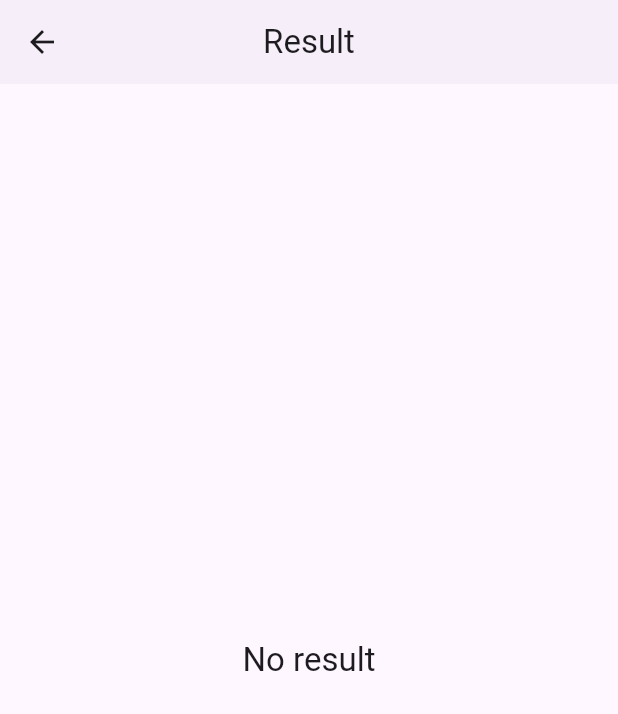
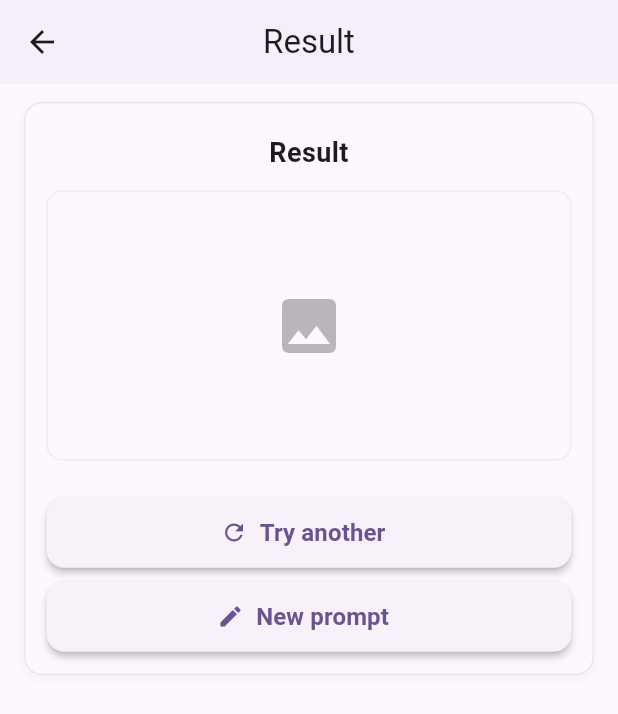
Before and after one commit to acaerme/image_generator, a Flutter app: the ResultScreen screen opened directly, on a phone screen of 412 x 824 dp. Shown: the top 714 px of the screen. Run offline on Flutter 3.47's test engine with Material 3 defaults, Android fonts, the phone set to English and light mode, and no system bars; our stand-ins replace bloc, equatable, flutter_bloc.

Commit message:
Built UI for result_screen

```diff
--- a/lib/screens/result_screen.dart
+++ b/lib/screens/result_screen.dart
@@ -8,6 +8,9 @@ class ResultScreen extends StatelessWidget {
   @override
   Widget build(BuildContext context) {
     final theme = Theme.of(context);
+    final screenWidth = MediaQuery.of(context).size.width;
+    final maxContentWidth = screenWidth < 480 ? screenWidth * 0.95 : 460.0;
+
     return Scaffold(
       appBar: AppBar(
         title: const Text('Result'),
@@ -21,16 +24,121 @@ class ResultScreen extends StatelessWidget {
           },
         ),
       ),
-      body: Center(
-        child: BlocBuilder<PromptBloc, PromptState>(builder: (context, state) {
-          if (state is PromptResult) {
-            return Padding(
-              padding: const EdgeInsets.all(16.0),
-              child: Text(state.prompt, style: theme.textTheme.titleLarge, textAlign: TextAlign.center),
-            );
-          }
-          return Text('No result', style: theme.textTheme.titleLarge);
-        }),
+      body: SafeArea(
+        child: SingleChildScrollView(
+          padding: const EdgeInsets.symmetric(vertical: 12),
+          child: Center(
+            child: Padding(
+              padding: const EdgeInsets.symmetric(horizontal: 16.0),
+              child: ConstrainedBox(
+                constraints: BoxConstraints(maxWidth: maxContentWidth),
+                child: Container(
+                  decoration: BoxDecoration(
+                    color: theme.colorScheme.surface,
+                    borderRadius: BorderRadius.circular(12),
+                    border: Border.all(color: theme.colorScheme.primary.withOpacity(0.12)),
+                    boxShadow: [
+                      BoxShadow(color: theme.shadowColor.withOpacity(0.04), blurRadius: 6, offset: const Offset(0, 2)),
+                    ],
+                  ),
+                  padding: const EdgeInsets.all(14),
+                  child: Column(
+                    mainAxisSize: MainAxisSize.min,
+                    crossAxisAlignment: CrossAxisAlignment.stretch,
+                    children: [
+                      const SizedBox(height: 6),
+                      const Text(
+                        'Result',
+                        textAlign: TextAlign.center,
+                        style: TextStyle(fontSize: 18, fontWeight: FontWeight.w600),
+                      ),
+                      const SizedBox(height: 12),
+
+                      // Image area (uses asset added to assets/images/)
+                      Center(
+                        child: BlocBuilder<PromptBloc, PromptState>(builder: (context, state) {
+                          if (state is PromptResult) {
+                            return ClipRRect(
+                              borderRadius: BorderRadius.circular(10),
+                              child: Image.asset(
+                                'assets/images/generated_image.jpg',
+                                width: maxContentWidth - 24,
+                                height: 200,
+                                fit: BoxFit.cover,
+                              ),
+                            );
+                          }
+
+                          // Placeholder when no result is available
+                          return Container(
+                            height: 180,
+                            decoration: BoxDecoration(
+                              color: theme.colorScheme.background,
+                              borderRadius: BorderRadius.circular(10),
+                              border: Border.all(color: theme.colorScheme.onBackground.withOpacity(0.06)),
+                            ),
+                            child: Center(
+                              child: Icon(Icons.image, size: 48, color: theme.colorScheme.onBackground.withOpacity(0.3)),
+                            ),
+                          );
+                        }),
+                      ),
+
+                      const SizedBox(height: 12),
+
+                      const SizedBox(height: 12),
+
+                      // Action buttons (match Generate button style)
+                      ConstrainedBox(
+                        constraints: BoxConstraints(maxWidth: maxContentWidth - 24),
+                        child: Column(
+                          crossAxisAlignment: CrossAxisAlignment.stretch,
+                          children: [
+                            SizedBox(
+                              width: double.infinity,
+                              child: ElevatedButton.icon(
+                                icon: const Icon(Icons.refresh),
+                                label: const Padding(
+                                  padding: EdgeInsets.symmetric(vertical: 12.0),
+                                  child: Text('Try another', style: TextStyle(fontSize: 16, fontWeight: FontWeight.w600)),
+                                ),
+                                style: ElevatedButton.styleFrom(
+                                  shape: RoundedRectangleBorder(borderRadius: BorderRadius.circular(12)),
+                                  elevation: 2,
+                                ),
+                                onPressed: () {
+                                  debugPrint('Tap');
+                                },
+                              ),
+                            ),
+                            const SizedBox(height: 8),
+                            SizedBox(
+                              width: double.infinity,
+                              child: ElevatedButton.icon(
+                                icon: const Icon(Icons.edit),
+                                label: const Padding(
+                                  padding: EdgeInsets.symmetric(vertical: 12.0),
+                                  child: Text('New prompt', style: TextStyle(fontSize: 16, fontWeight: FontWeight.w600)),
+                                ),
+                                style: ElevatedButton.styleFrom(
+                                  shape: RoundedRectangleBorder(borderRadius: BorderRadius.circular(12)),
+                                  elevation: 2,
+                                ),
+                                onPressed: () {
+                                  debugPrint('Tap');
+                                },
+                              ),
+                            ),
+                          ],
+                        ),
+                      ),
+                    ],
+                  ),
+                ),
+              ),
+            ),
+          ),
+        ),
       ),
     );
   }
```
Also changed, not shown: pubspec.yaml (+4 -4 lines), assets/images/generated_image.jpg (added).
